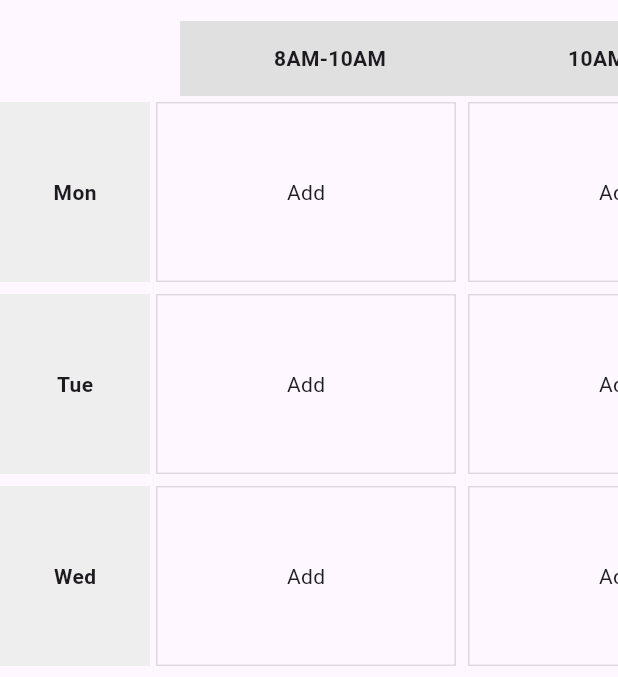
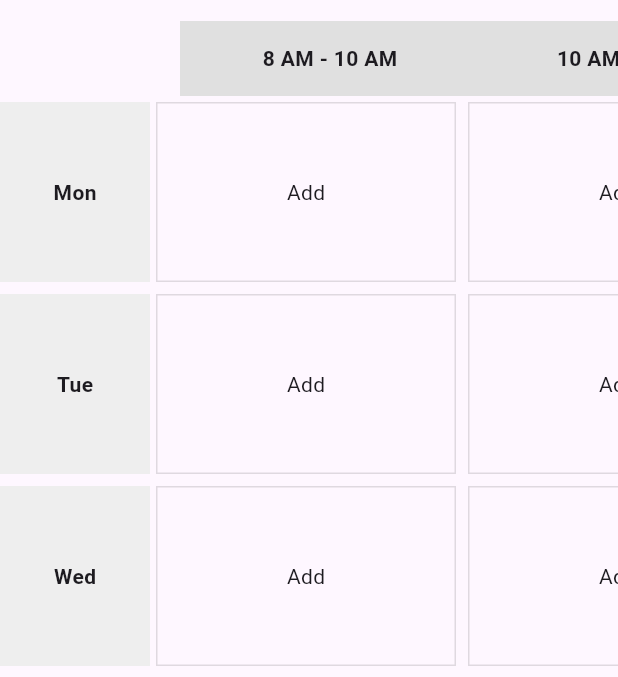
Before and after one commit to Alpha-Ronald/Simli-Plan-Web-Admin, a Flutter app: the CreateTimetablePage screen opened directly, on a phone screen of 412 x 824 dp, the part 63-740 px from its top. Run offline on Flutter 3.47's test engine with Material 3 defaults, Android fonts, the phone set to English and light mode, and no system bars; our stand-ins replace cloud_firestore, firebase_auth, firebase_core; accounts and stored records are empty.

Commit message:
UI for creation of timetables

```diff
--- a/lib/features/dashboard/timetable_scheduling_section/timetables/create_timetable_screen.dart
+++ b/lib/features/dashboard/timetable_scheduling_section/timetables/create_timetable_screen.dart
@@ -8,11 +8,11 @@ class CreateTimetablePage extends StatefulWidget {
 
 class _CreateTimetablePageState extends State<CreateTimetablePage> {
   final List<String> timeSlots = [
-    '8AM-10AM',
-    '10AM-12PM',
-    '12PM-1PM',
-    '1PM-3PM',
-    '3PM-4PM',
+    '8 AM - 10 AM',
+    '10 AM - 12 PM',
+    '12 PM - 1 PM',
+    '1 PM - 3 PM',
+    '3 PM - 4 PM',
   ];
 
   final List<String> days = ['Mon', 'Tue', 'Wed', 'Thu', 'Fri'];
--- a/lib/features/dashboard/timetable_scheduling_section/timetables/timetable_overview_page.dart
+++ b/lib/features/dashboard/timetable_scheduling_section/timetables/timetable_overview_page.dart
@@ -9,7 +9,6 @@ class TimetableOverviewPage extends StatelessWidget {
   Widget build(BuildContext context) {
     // Sample dummy data
     final List<Map<String, dynamic>> timetables = [
-
       {
         'name': 'First Semester 2024/2025',
         'isActive': true,
```
